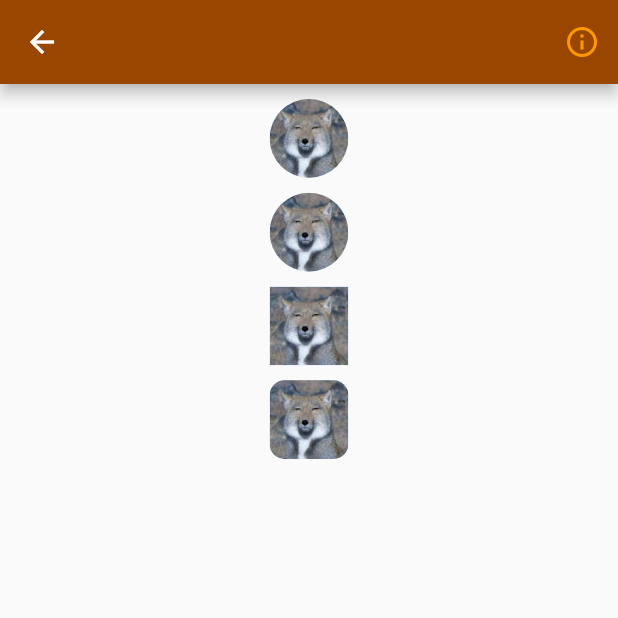
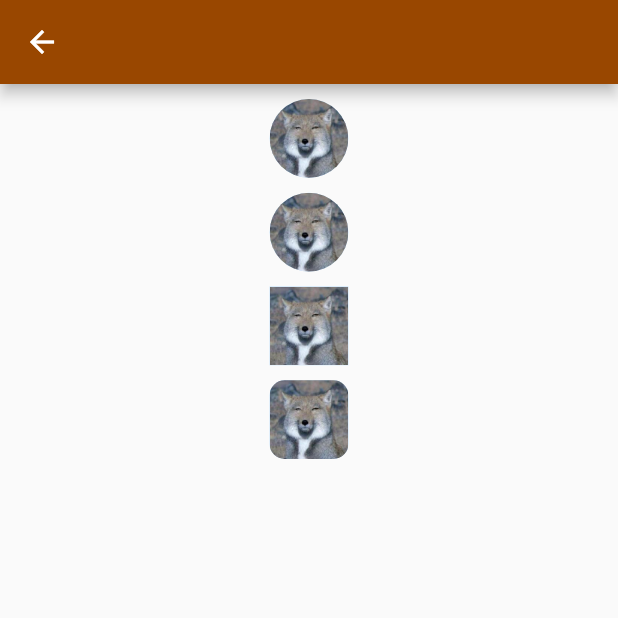
Before and after one commit to adoontheway/better_flutter, a Flutter app: the screen it shows after launch, after a tap on "Avatar", on a phone screen of 412 x 824 dp, the top half of it. Run offline on Flutter 3.47's test engine with Material 2 defaults, Android fonts, the light colour scheme and no system bars; drawn by our look-alikes of getwidget; our stand-ins replace flutter_markdown, flutter_screenutil, get, logger, package_info_plus, shared_preferences; missing offline and left inert: widget_with_codeview.

Commit message:
backup for add logo and splashcsreen

```diff
--- /dev/null
+++ b/flutter_launch_icons.yaml
@@ -0,0 +1,4 @@
+flutter_icons:
+  android: "launcher_icon"
+  image_path: "assets/images/icon.png"
+  min_sdk_android: 21
--- /dev/null
+++ b/lib/controller/config.dart
@@ -0,0 +1,66 @@
+import 'package:flutter/material.dart';
+import 'package:flutter_best_practice/service/index.dart';
+import 'package:flutter_best_practice/theme/app_theme.dart';
+import 'package:flutter_best_practice/value/index.dart';
+import 'package:get/get.dart';
+import 'package:package_info_plus/package_info_plus.dart';
+
+class ConfigStore extends GetxController {
+  static ConfigStore get to => Get.find();
+
+  bool isFirstOpen = false;
+  PackageInfo? _platform;
+  String get version => _platform?.version ?? '-';
+  bool get isRelease => bool.fromEnvironment("dart.vm.product");
+  Locale locale = Locale('en', 'US');
+
+  List<Locale> languages = [
+    Locale('en', 'US'),
+    Locale('zh', 'CN'),
+  ];
+
+  final _isDarkMode = Get.isDarkMode.obs;
+  get isDarkMode => _isDarkMode.value;
+  set isDarkMode(value) => _isDarkMode.value = value;
+
+  void switchModel() {
+    _isDarkMode.value = !_isDarkMode.value;
+    Get.changeTheme(_isDarkMode.value ? AppTheme.dark : AppTheme.light);
+  }
+
+  @override
+  void onInit() {
+    super.onInit();
+    isFirstOpen = StorageService.to.getBool(STORAGE_DEVICE_FIRST_OPEN_KEY);
+    onInitLocale();
+  }
+
+  Future<void> getPlatform() async {
+    _platform = await PackageInfo.fromPlatform();
+  }
+
+  // 标记用户已打开APP
+  Future<bool> saveAlreadyOpen() {
+    return StorageService.to.setBool(STORAGE_DEVICE_FIRST_OPEN_KEY, false);
+  }
+
+  void onInitLocale() {
+    var langCode = StorageService.to.getString(STORAGE_LANGUAGE_CODE);
+    if (langCode.isEmpty) {
+      onLocaleUpdate(Get.deviceLocale as Locale);
+      return;
+    }
+
+    var index = languages.indexWhere((element) {
+      return element.languageCode == langCode;
+    });
+    if (index < 0) return;
+    locale = languages[index];
+  }
+
+  void onLocaleUpdate(Locale value) {
+    locale = value;
+    Get.updateLocale(value);
+    StorageService.to.setString(STORAGE_LANGUAGE_CODE, value.languageCode);
+  }
+}
--- /dev/null
+++ b/lib/controller/index.dart
@@ -0,0 +1 @@
+export './config.dart';
--- a/lib/main.dart
+++ b/lib/main.dart
@@ -1,12 +1,38 @@
 import 'package:flutter/material.dart';
+import 'package:flutter/services.dart';
+import 'package:flutter_best_practice/controller/index.dart';
+import 'package:flutter_best_practice/service/index.dart';
+import 'package:flutter_screenutil/flutter_screenutil.dart';
 import 'package:get/get.dart';
 import 'package:flutter_best_practice/common/index.dart';
 import 'package:flutter_best_practice/routes/app_pages.dart';
 import 'package:flutter_best_practice/theme/app_theme.dart';
 
-void main() {
+void main() async {
+  await init();
+  runApp(const MyApp());
+}
+
+Future init() async {
   WidgetsFlutterBinding.ensureInitialized();
-  runApp(const MyApp());
+  await SystemChrome.setPreferredOrientations([DeviceOrientation.portraitUp]);
+  await Get.putAsync(() => StorageService().init());
+  Get.put<ConfigStore>(ConfigStore());
+
+  setSystemUi();
+}
+
+void setSystemUi() {
+  if (GetPlatform.isAndroid) {
+    SystemUiOverlayStyle systemUiOverlayStyle = const SystemUiOverlayStyle(
+      statusBarColor: Colors.transparent,
+      statusBarIconBrightness: Brightness.light,
+      statusBarBrightness: Brightness.dark,
+      systemNavigationBarDividerColor: Colors.transparent,
+      systemNavigationBarColor: Colors.white,
+      systemNavigationBarIconBrightness: Brightness.dark,
+    );
+  }
 }
 
 class MyApp extends StatelessWidget {
@@ -14,16 +40,19 @@ class MyApp extends StatelessWidget {
 
   @override
   Widget build(BuildContext context) {
-    return GetMaterialApp(
+    return ScreenUtilInit(
+      designSize: const Size(375, 812),
+      builder: (context, child) => GetMaterialApp(
         debugShowCheckedModeBanner: false,
         enableLog: true,
-      title: 'Flutter Widgets',
-      theme: AppTheme.light,
+        title: 'Better Flutter',
+        theme: ConfigStore.to.isDarkMode ? AppTheme.dark : AppTheme.light,
         getPages: AppPage.routes,
         initialRoute: AppPage.INITIAL,
-      locale: LocaleService.locale,
+        locale: ConfigStore.to.locale, // LocaleService.locale,
         fallbackLocale: LocaleService.fallbackLoacale,
         translations: LocaleService(),
+      ),
     );
   }
 }
--- a/lib/pages/getwidget/getwidget_home.dart
+++ b/lib/pages/getwidget/getwidget_home.dart
@@ -1,8 +1,8 @@
 import 'package:flutter/material.dart';
+import 'package:flutter_best_practice/routes/app_pages.dart';
 import 'package:get/get.dart';
 import 'package:getwidget/getwidget.dart';
 import 'package:flutter_best_practice/common/route_setting.dart';
-import 'package:flutter_best_practice/routes/app_pages.dart';
 import 'package:flutter_best_practice/routes/getwidget/getwidget_pages.dart';
 
 class GetWidgetHome extends StatefulWidget {
@@ -42,16 +42,33 @@ class _GetWidgetHomePageState extends State<GetWidgetHome>
   }
 
   Widget _buildTile(RouteSetting setting) {
-    return GFListTile(
-      title: Text(setting.title),
-      description: Text(setting.description),
-      onTap: () => Get.toNamed(setting.routePath),
+    return GFCard(
+      title: GFListTile(
+        titleText: setting.title,
+        onTap: () => Get.toNamed(setting.routePath),
+      ),
+      content: Text(setting.description),
     );
+    // return GFListTile(
+    //   title: Text(setting.title),
+    //   description: Text(setting.description),
+    //   onTap: () => Get.toNamed(setting.routePath),
+    // );
   }
 
   GFAppBar _buildNormalAppbar() {
     return GFAppBar(
       title: Text("GetWidget"),
+      actions: [
+        IconButton(
+            onPressed: () {
+              Get.toNamed(AppRoute.About);
+            },
+            icon: Icon(
+              Icons.info_outline,
+              color: Colors.orange,
+            ))
+      ],
     );
   }
 }
--- a/lib/pages/getx/getx_home.dart
+++ b/lib/pages/getx/getx_home.dart
@@ -2,7 +2,6 @@ import 'package:flutter/material.dart';
 import 'package:get/get.dart';
 import 'package:getwidget/getwidget.dart';
 import 'package:flutter_best_practice/common/route_setting.dart';
-import 'package:flutter_best_practice/routes/app_pages.dart';
 import 'package:flutter_best_practice/routes/getwidget/getwidget_pages.dart';
 
 class GetXHome extends StatefulWidget {
@@ -50,7 +49,7 @@ class _GetXHomePageState extends State<GetXHome> with TickerProviderStateMixin {
 
   GFAppBar _buildNormalAppbar() {
     return GFAppBar(
-      title: Text("GetWidget"),
+      title: const Text("GetWidget"),
     );
   }
 }
--- /dev/null
+++ b/lib/service/index.dart
@@ -0,0 +1 @@
+export './storage.dart';
--- /dev/null
+++ b/lib/service/storage.dart
@@ -0,0 +1,40 @@
+import 'package:get/get.dart';
+import 'package:shared_preferences/shared_preferences.dart';
+
+class StorageService extends GetxService {
+  static StorageService get to => Get.find();
+  late final SharedPreferences _prefs;
+
+  Future<StorageService> init() async {
+    _prefs = await SharedPreferences.getInstance();
+    return this;
+  }
+
+  Future<bool> setString(String key, String value) async {
+    return await _prefs.setString(key, value);
+  }
+
+  Future<bool> setBool(String key, bool value) async {
+    return await _prefs.setBool(key, value);
+  }
+
+  Future<bool> setList(String key, List<String> value) async {
+    return await _prefs.setStringList(key, value);
+  }
+
+  String getString(String key) {
+    return _prefs.getString(key) ?? '';
+  }
+
+  bool getBool(String key) {
+    return _prefs.getBool(key) ?? false;
+  }
+
+  List<String> getList(String key) {
+    return _prefs.getStringList(key) ?? [];
+  }
+
+  Future<bool> remove(String key) async {
+    return await _prefs.remove(key);
+  }
+}
--- a/lib/utils/source_code_wrapper.dart
+++ b/lib/utils/source_code_wrapper.dart
@@ -1,6 +1,5 @@
 import 'package:flutter/material.dart';
 import 'package:get/get.dart';
-import 'package:flutter_best_practice/routes/app_pages.dart';
 import 'package:widget_with_codeview/widget_with_codeview.dart';
 
 Generate(Widget child, String sourceFilePath, String? codeLinkPrefix) {
@@ -12,16 +11,6 @@ GenerateGetPage(Widget child, String sourceFilePath, String? codeLinkPrefix,
   return () => Scaffold(
         appBar: AppBar(
           title: Text(title ?? "app_name".tr),
-          actions: [
-            IconButton(
-                onPressed: () {
-                  Get.toNamed(AppRoute.About);
-                },
-                icon: Icon(
-                  Icons.info_outline,
-                  color: Colors.orange,
-                ))
-          ],
         ),
         body: SafeArea(
           child: WidgetWithCodeView(
--- /dev/null
+++ b/lib/value/index.dart
@@ -0,0 +1 @@
+export './storage.dart';
--- /dev/null
+++ b/lib/value/storage.dart
@@ -0,0 +1,11 @@
+/// 用户 - 配置信息
+const String STORAGE_USER_PROFILE_KEY = 'user_profile';
+
+/// 用户 - 配置信息
+const String STORAGE_USER_TOKEN_KEY = 'user_token';
+
+/// 设备是否第一次打开
+const String STORAGE_DEVICE_FIRST_OPEN_KEY = 'device_first_open';
+
+/// 多语言
+const String STORAGE_LANGUAGE_CODE = 'language_code';
```
Also changed, not shown: lib/pages/about_page.dart (+32 -12 lines), lib/pages/home_page.dart (+10 -0 lines), pubspec.yaml (+6 -4 lines), assets/images/icon.png (added), pubspec.lock, 9 other files. Lines whose indentation alone changed are shown as unchanged.
